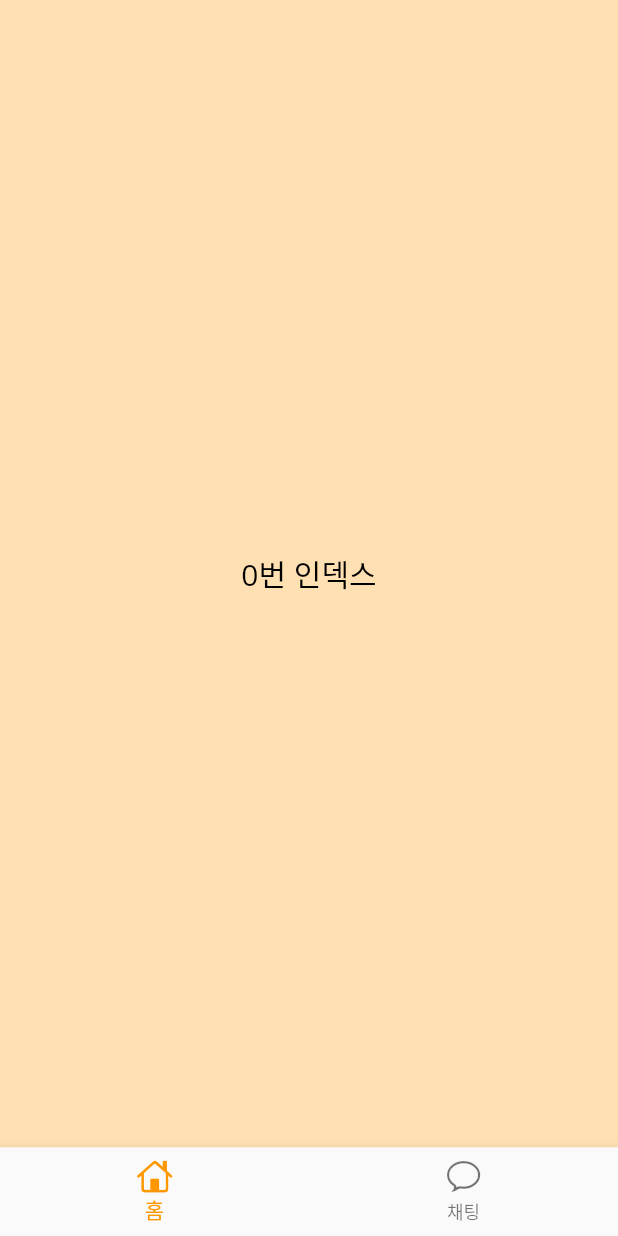
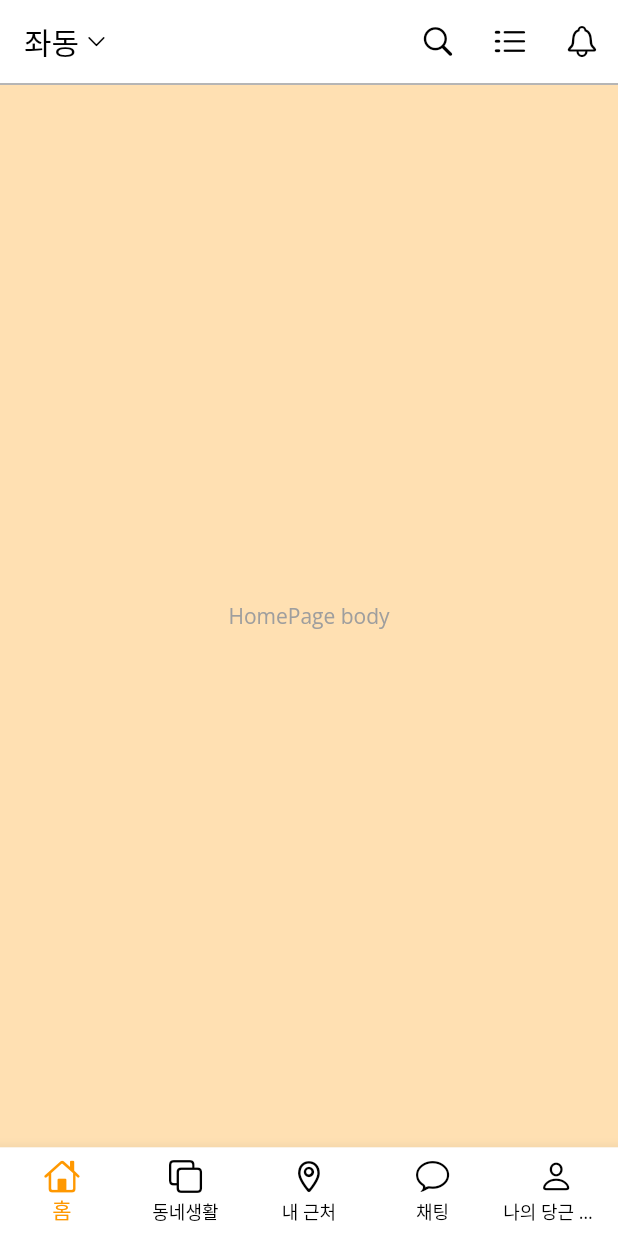
Before and after one commit to Sylar0012/carrot_market, a Flutter app: the screen it shows after launch, on a phone screen of 412 x 824 dp. Run offline on Flutter 3.47's test engine with Material 2 defaults, Android fonts, the phone set to English and light mode, and no system bars; our stand-ins replace font_awesome_flutter, google_fonts.

Commit message:
앱바 , 하단 바 완성

```diff
--- /dev/null
+++ b/lib/view/pages/main/home/home_page.dart
@@ -0,0 +1,48 @@
+import 'package:flutter/cupertino.dart';
+import 'package:flutter/material.dart';
+
+class HomePage extends StatelessWidget {
+  const HomePage({Key? key}) : super(key: key);
+
+  @override
+  Widget build(BuildContext context) {
+    return Scaffold(
+      appBar: AppBar(
+        title: Row(
+          children: [
+            Text("좌동"),
+            SizedBox(
+              width: 4,
+            ),
+            Icon(
+              CupertinoIcons.chevron_down,
+              size: 15,
+            ),
+          ],
+        ),
+        actions: [
+          IconButton(onPressed: () {}, icon: Icon(CupertinoIcons.search)),
+          IconButton(onPressed: () {}, icon: Icon(CupertinoIcons.list_dash)),
+          IconButton(onPressed: () {}, icon: Icon(CupertinoIcons.bell)),
+        ],
+        bottom: PreferredSize(
+          preferredSize: Size.fromHeight(0.5),
+          child: Divider(
+            thickness: 1,
+            height: 1,
+            color: Colors.grey,
+          ),
+        ),
+      ),
+      body: Container(
+        color: Colors.orange[100],
+        child: Center(
+          child: Text(
+            "HomePage body",
+            style: TextTheme().headline2,
+          ),
+        ),
+      ),
+    );
+  }
+}
--- a/lib/view/pages/main/main_page.dart
+++ b/lib/view/pages/main/main_page.dart
@@ -1,3 +1,8 @@
+import 'package:carrot_market/view/pages/main/chatting/cahtting_page.dart';
+import 'package:carrot_market/view/pages/main/home/home_page.dart';
+import 'package:carrot_market/view/pages/main/my_carrot/my_carrot_page.dart';
+import 'package:carrot_market/view/pages/main/near_me/near_me_page.dart';
+import 'package:carrot_market/view/pages/main/neighborhood_life/neighborhood_life_page.dart';
 import 'package:flutter/cupertino.dart';
 import 'package:flutter/material.dart';
 
@@ -22,40 +27,19 @@ class _MainPageState extends State<MainPage> {
           },
           currentIndex: _selectedIndex,
           items: [
-            BottomNavigationBarItem(
-                label: "홈", icon: Icon(CupertinoIcons.home)),
-            BottomNavigationBarItem(
-                label: "채팅", icon: Icon(CupertinoIcons.chat_bubble)),
+            BottomNavigationBarItem(label: "홈", icon: Icon(CupertinoIcons.home)),
+            BottomNavigationBarItem(label: "동네생활", icon: Icon(CupertinoIcons.square_on_square)),
+            BottomNavigationBarItem(label: "내 근처", icon: Icon(CupertinoIcons.placemark)),
+            BottomNavigationBarItem(label: "채팅", icon: Icon(CupertinoIcons.chat_bubble)),
+            BottomNavigationBarItem(label: "나의 당근 생활", icon: Icon(CupertinoIcons.person)),
           ],
         ),
-        body: IndexedStack(
-          index: _selectedIndex,
-          children: [
-            Container(
-              color: Colors.orange[100],
-              child: Center(
-                child: Text(
-                  "0번 인덱스",
-                  style: TextStyle(
-                    fontSize: 20,
-                    color: Colors.black,
-                  ),
-                ),
-              ),
-            ),
-            Container(
-              color: Colors.orange[200],
-              child: Center(
-                child: Text(
-                  "1번 인덱스",
-                  style: TextStyle(
-                    fontSize: 20,
-                    color: Colors.black,
-                  ),
-                ),
-              ),
-            ),
-          ],
-        ));
+        body: IndexedStack(index: _selectedIndex, children: [
+          HomePage(),
+          NeighborhoodLifePage(),
+          NearMePage(),
+          MyCarrotPage(),
+          ChattingPage(),
+        ]));
   }
 }
```
Also changed, not shown: lib/theme.dart (+13 -11 lines), lib/view/pages/main/chatting/cahtting_page.dart (added, +14 -0 lines), lib/view/pages/main/my_carrot/my_carrot_page.dart (added, +14 -0 lines), lib/view/pages/main/near_me/near_me_page.dart (added, +14 -0 lines), lib/view/pages/main/neighborhood_life/neighborhood_life_page.dart (added, +14 -0 lines).
